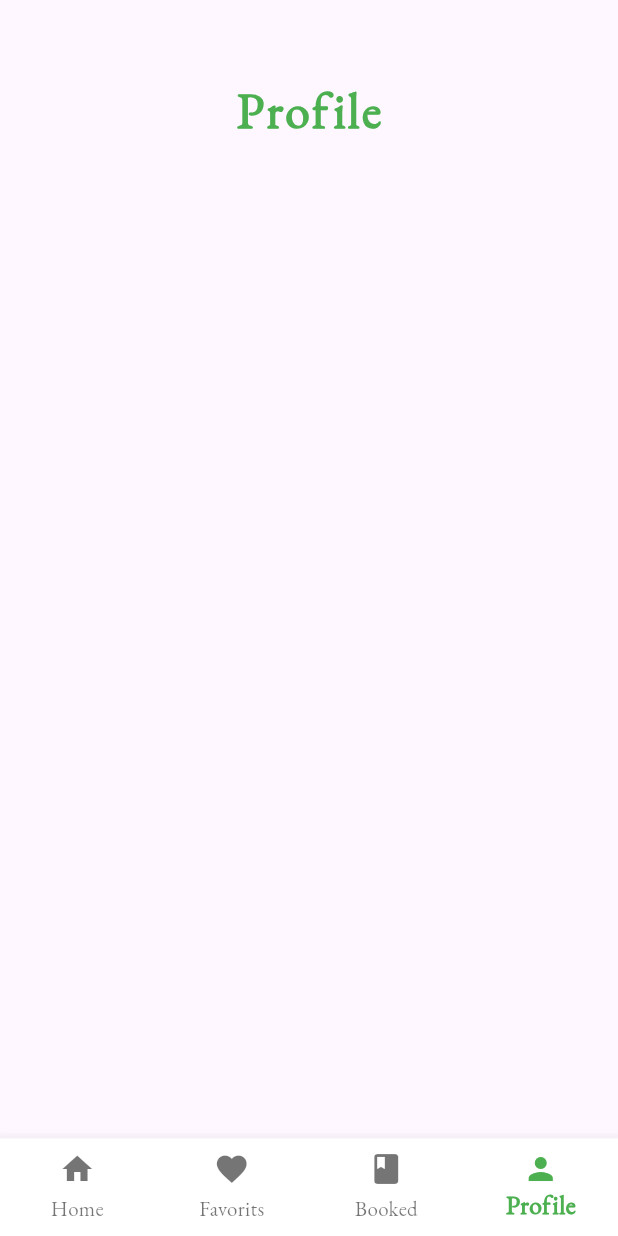
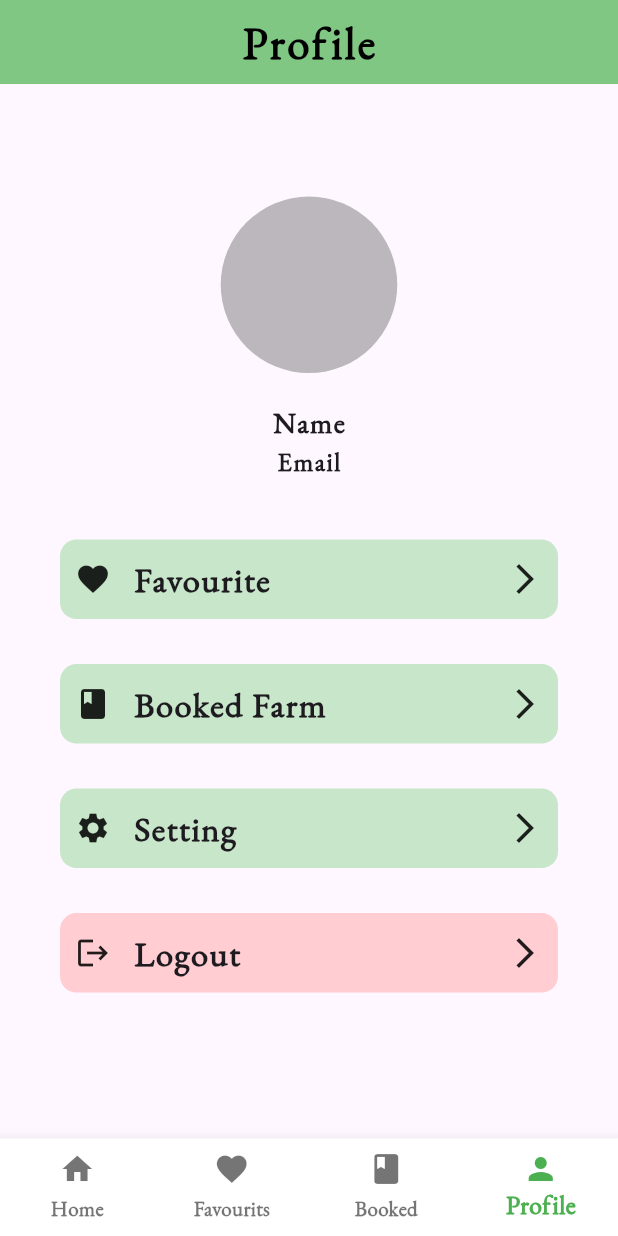
Before and after one commit to Parth-FlutterDeveloper/Farm_Fusion, a Flutter app: the screen it shows after launch, item 4 of the bottom bar chosen, on a phone screen of 412 x 824 dp. Run offline on Flutter 3.47's test engine with Material 3 defaults, Android fonts, the light colour scheme and no system bars; our stand-ins replace firebase_core, fluttertoast, get; accounts and stored records are empty.

Commit message:
7 Commit 7.0

```diff
--- a/lib/Screens/Nav Screen/booked_screen.dart
+++ b/lib/Screens/Nav Screen/booked_screen.dart
@@ -45,7 +45,7 @@
                       margin: EdgeInsets.only(left: 20,right: 20,bottom: 20),
                       width: Get.width,
                       color: Colors.black26,
-                      height: Get.height / 2.5
+                      height: Get.height / 3.0
                   );
                 }
             )
--- a/lib/Screens/Nav Screen/favorite_screen.dart
+++ b/lib/Screens/Nav Screen/favourite_screen.dart
@@ -1,21 +1,21 @@
 import 'package:flutter/material.dart';
 import 'package:get/get.dart';
 
-class FavoriteScreen extends StatefulWidget {
-  const FavoriteScreen({super.key});
+class FavouriteScreen extends StatefulWidget {
+  const FavouriteScreen({super.key});
 
   @override
-  State<FavoriteScreen> createState() => _FavoriteScreenState();
+  State<FavouriteScreen> createState() => _FavouriteScreenState();
 }
 
-class _FavoriteScreenState extends State<FavoriteScreen> {
+class _FavouriteScreenState extends State<FavouriteScreen> {
   @override
   Widget build(BuildContext context) {
     return Scaffold(
       appBar: AppBar(
         centerTitle: true,
         backgroundColor: Colors.green.shade300,
-        title: Text("Favorites",style: TextStyle(
+        title: Text("Favourites",style: TextStyle(
           fontSize: 30,
           fontWeight: FontWeight.bold,
           fontFamily: "LocalFont",
@@ -43,9 +43,12 @@
                 itemBuilder: (context, index) {
                   return Container(
                     margin: EdgeInsets.only(left: 20,right: 20,bottom: 20),
+                    decoration: BoxDecoration(
+                      borderRadius: BorderRadius.circular(11),
+                      color: Colors.black26,
+                    ),
                     width: Get.width,
-                    color: Colors.black26,
-                    height: Get.height / 2.5
+                    height: Get.height / 3.2
                   );
                 }
             )
--- a/lib/Screens/Nav Screen/profile_screen.dart
+++ b/lib/Screens/Nav Screen/profile_screen.dart
@@ -1,3 +1,5 @@
+import 'package:farm_booking_app/Widgets/Profile%20Widget/profile_Image_widget.dart';
+import 'package:farm_booking_app/Widgets/Profile%20Widget/profile_option_widget.dart';
 import 'package:flutter/material.dart';
 
 class ProfileScreen extends StatefulWidget {
@@ -11,17 +13,51 @@
   @override
   Widget build(BuildContext context) {
     return Scaffold(
+      appBar: AppBar(
+        centerTitle: true,
+        backgroundColor: Colors.green.shade300,
+        title: Text("Profile",style: TextStyle(
+            fontSize: 30,
+            fontWeight: FontWeight.bold,
+            fontFamily: "LocalFont",
+            color: Colors.black,
+            letterSpacing: 1.5
+        ),),
+      ),
        body: Column(
-         children: [
-           SizedBox(height: 50),
-           Center(
-             child: Text("Profile",style: TextStyle(
-                 fontSize: 33,
-                 fontWeight: FontWeight.bold,
-                 fontFamily: "LocalFont",
-                 letterSpacing: 1.5,
-                 color: Colors.green
-             ),),
+         children:  [
+           // Center(
+           //   child: Text("Profile",style: TextStyle(
+           //       fontSize: 33,
+           //       fontWeight: FontWeight.bold,
+           //       fontFamily: "LocalFont",
+           //       letterSpacing: 1.5,
+           //       color: Colors.green
+           //   ),),
+           // ),
+           SizedBox(height: 75),
+           ProfileImageWidget(),
+
+           SizedBox(height: 20),
+           ProfileOptionWidget(
+             text: "Favourite",
+             color: Colors.green.shade100,
+             icon: Icon(Icons.favorite),
+           ),
+           ProfileOptionWidget(
+             text: "Booked Farm",
+             color: Colors.green.shade100,
+             icon: Icon(Icons.book),
+           ),
+           ProfileOptionWidget(
+             text: "Setting",
+             color: Colors.green.shade100,
+             icon: Icon(Icons.settings),
+           ),
+           ProfileOptionWidget(
+             text: "Logout",
+             color: Colors.red.shade100,
+             icon: Icon(Icons.logout),
            ),
          ],
        ),
--- a/lib/Screens/splash_screen.dart
+++ b/lib/Screens/splash_screen.dart
@@ -26,7 +26,7 @@
   @override
   Widget build(BuildContext context) {
     return Scaffold(
-      backgroundColor: Colors.green,
+      backgroundColor: Colors.green.shade200,
       body: Column(
         mainAxisAlignment: MainAxisAlignment.spaceAround,
         children: [
@@ -62,7 +62,7 @@
             alignment: Alignment.bottomCenter,
             child: Text("Find peace between nature.\nBook your farmhouse today.",
             style: TextStyle(
-              color: Colors.white,
+              color: Colors.green.shade900,
               fontFamily: 'SplashFont',
               fontSize: 16,
               fontWeight: FontWeight.bold
--- a/lib/Widgets/Navbar Widget/navbar_widget.dart
+++ b/lib/Widgets/Navbar Widget/navbar_widget.dart
@@ -1,5 +1,5 @@
 import 'package:farm_booking_app/Screens/Nav%20Screen/booked_screen.dart';
-import 'package:farm_booking_app/Screens/Nav%20Screen/favorite_screen.dart';
+import 'package:farm_booking_app/Screens/Nav%20Screen/favourite_screen.dart';
 import 'package:farm_booking_app/Screens/Nav%20Screen/home_screen.dart';
 import 'package:farm_booking_app/Screens/Nav%20Screen/profile_screen.dart';
 import 'package:flutter/material.dart';
@@ -17,7 +17,7 @@
 
   final screens = [
     HomeScreen(),
-    FavoriteScreen(),
+    FavouriteScreen(),
     BookedScreen(),
     ProfileScreen()
   ];
@@ -39,7 +39,8 @@
           ),
           unselectedLabelStyle: TextStyle(
               fontFamily: "LocalFont",
-              fontSize: 14
+              fontSize: 14,
+              fontWeight: FontWeight.bold
           ),
           currentIndex: selectedIndex,
           onTap: (index) {
@@ -49,7 +50,7 @@
           },
           items: [
             BottomNavigationBarItem(icon: Icon(Icons.home), label: "Home",),
-            BottomNavigationBarItem(icon: Icon(Icons.favorite), label: "Favorits"),
+            BottomNavigationBarItem(icon: Icon(Icons.favorite), label: "Favourits"),
             BottomNavigationBarItem(icon: Icon(Icons.book), label: "Booked"),
             BottomNavigationBarItem(icon: Icon(Icons.person), label: "Profile"),
           ],
--- /dev/null
+++ b/lib/Widgets/Profile Widget/profile_Image_widget.dart
@@ -0,0 +1,39 @@
+import 'package:flutter/material.dart';
+import 'package:get/get.dart';
+
+class ProfileImageWidget extends StatefulWidget {
+  const ProfileImageWidget({super.key});
+
+  @override
+  State<ProfileImageWidget> createState() => _ProfileImageWidgetState();
+}
+
+class _ProfileImageWidgetState extends State<ProfileImageWidget> {
+  @override
+  Widget build(BuildContext context) {
+    return Column(
+      children: [
+        Container(
+          height: Get.height / 7,
+          decoration: BoxDecoration(
+              shape: BoxShape.circle,
+              color: Colors.black26
+          ),
+        ),
+        SizedBox(height: 20),
+        Text("Name",style: TextStyle(
+          fontSize: 19,
+          fontFamily: 'LocalFont',
+          fontWeight: FontWeight.bold,
+          letterSpacing: 1
+        ),),
+        Text("Email",style: TextStyle(
+            fontSize: 17,
+            fontFamily: 'LocalFont',
+            fontWeight: FontWeight.bold,
+            letterSpacing: 1
+        ),)
+      ],
+    );
+  }
+}
--- /dev/null
+++ b/lib/Widgets/Profile Widget/profile_option_widget.dart
@@ -0,0 +1,50 @@
+import 'package:flutter/material.dart';
+
+class ProfileOptionWidget extends StatefulWidget {
+
+  final String text;
+  final Color color;
+  final Icon icon;
+
+  const ProfileOptionWidget({
+    super.key,
+    required this.text,
+    required this.color,
+    required this.icon
+  });
+
+  @override
+  State<ProfileOptionWidget> createState() => _ProfileOptionWidgetState();
+}
+
+class _ProfileOptionWidgetState extends State<ProfileOptionWidget> {
+  @override
+  Widget build(BuildContext context) {
+    return Container(
+      margin: EdgeInsets.only(top: 20,left: 40,right: 40,bottom: 10),
+      padding: EdgeInsets.all(10),
+      decoration: BoxDecoration(
+          color: widget.color,
+          borderRadius: BorderRadius.circular(11)
+      ),
+      child: Row(
+        mainAxisAlignment: MainAxisAlignment.spaceBetween,
+        children: [
+          Row(
+            children: [
+              widget.icon,
+              SizedBox(width: 15),
+              Text(widget.text,style: TextStyle(
+                  fontWeight: FontWeight.bold,
+                  fontFamily: 'LocalFont',
+                  fontSize: 23,
+                  letterSpacing: 1
+              ),)
+            ],
+          ),
+          Icon(Icons.arrow_forward_ios_outlined)
+        ],
+      ),
+    );
+  }
+}
```
